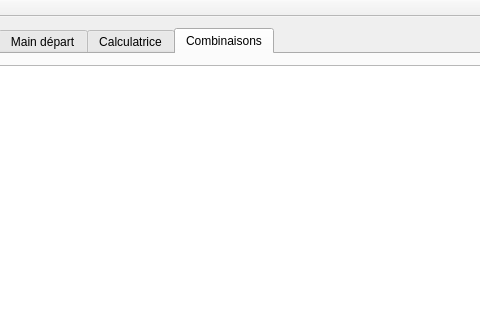
Qt form GriPoker/MainWindow.ui (GrizzantStudio/GriPoker) before a commit; both pictures show x 104 to 584 and y 0 to 320 of the 1024 by 768 pixel window.
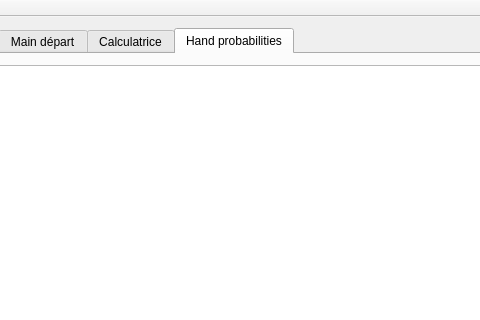
The same form after that commit. Custom widgets are drawn as their Qt base class.

What changed in the file:
```diff
--- a/GriPoker/MainWindow.ui
+++ b/GriPoker/MainWindow.ui
@@ -153,7 +153,7 @@
       </widget>
       <widget class="QWidget" name="tab_4">
        <attribute name="title">
-        <string>Combinaisons</string>
+        <string>Hand probabilities</string>
        </attribute>
        <layout class="QVBoxLayout" name="verticalLayout_6">
         <item>
```
Left out of the diff: 2 changed lines with no effect on the pictures.
